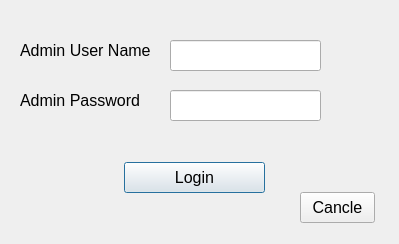
Above: adminlogin.ui from dkithmal/BinduProjectStudent before the change. Below: the same form after it.
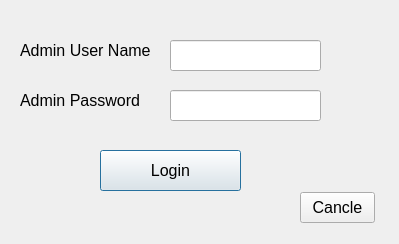
That is the form after the change.

What changed in the file:
```diff
--- a/adminlogin.ui
+++ b/adminlogin.ui
@@ -52,10 +52,10 @@
   <widget class="QPushButton" name="pBLogin">
    <property name="geometry">
     <rect>
-     <x>124</x>
-     <y>162</y>
+     <x>100</x>
+     <y>150</y>
      <width>141</width>
-     <height>31</height>
+     <height>41</height>
     </rect>
    </property>
    <property name="text">
```
